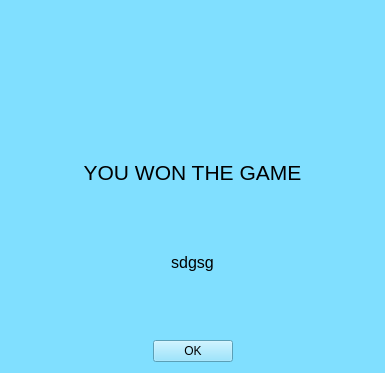
Before: the Qt Designer form winnerscreen.ui in HashanMaduwantha/TicTacToe, drawn with Qt 5.
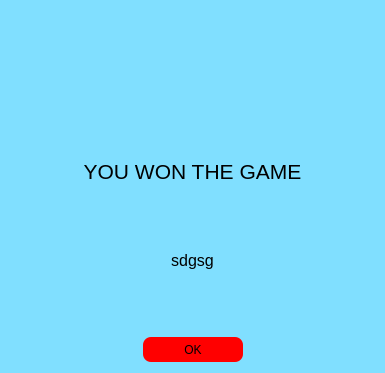
After: the same form once the commit is applied.

Patch:
```diff
--- a/winnerscreen.ui
+++ b/winnerscreen.ui
@@ -89,6 +89,12 @@
          <verstretch>0</verstretch>
         </sizepolicy>
        </property>
+       <property name="styleSheet">
+        <string notr="true">border-radius: 8px;
+background-color:red;
+width:100px;
+height:25px;</string>
+       </property>
        <property name="text">
         <string>OK</string>
        </property>
```
